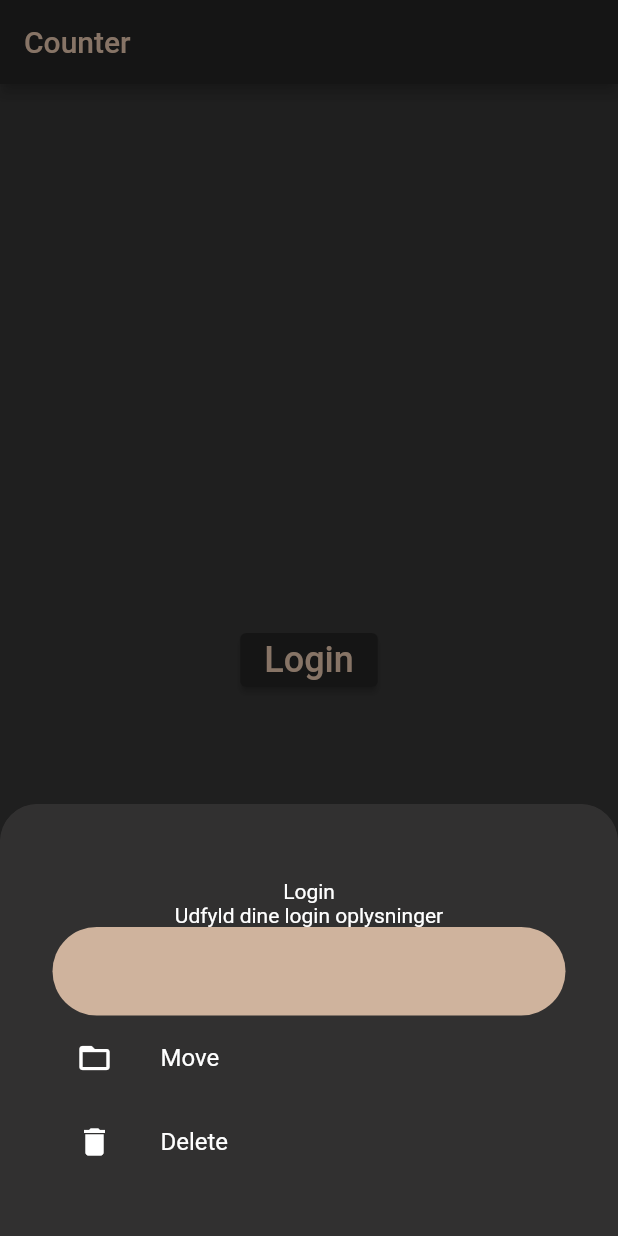
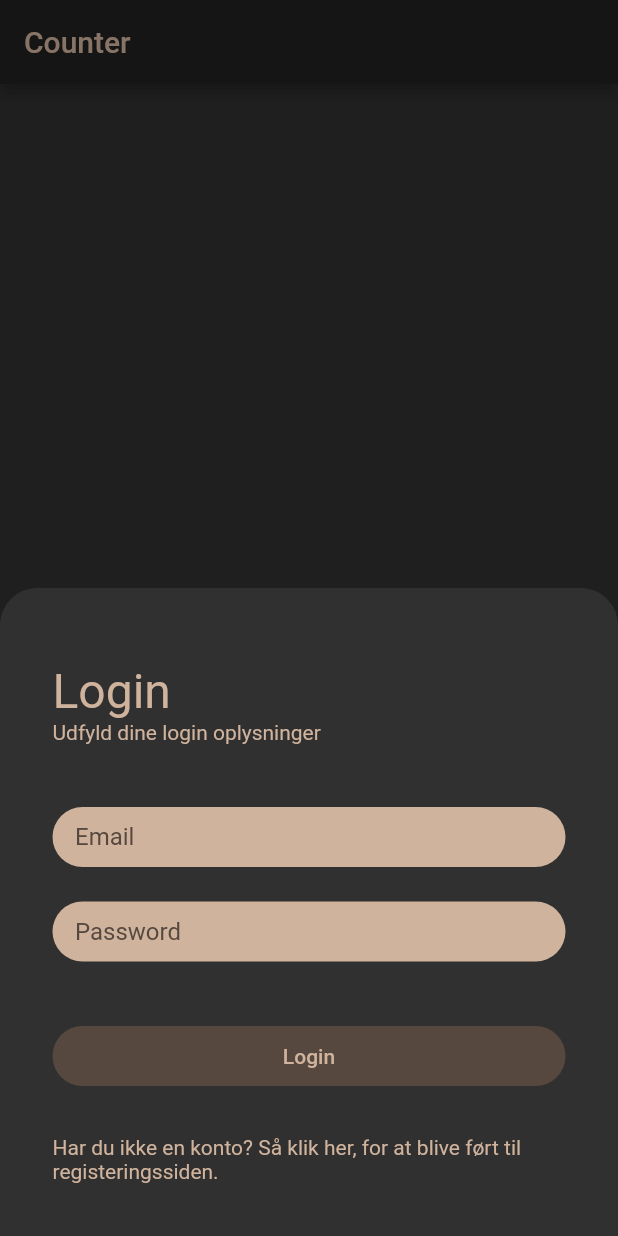
Before and after one commit to HF5-PROJECT/app, a Flutter app: the screen it shows after launch, after a tap on "Login", on a phone screen of 412 x 824 dp. Run offline on Flutter 3.47's test engine with Material 2 defaults, Android fonts, the phone set to English and light mode, and no system bars; our stand-ins replace bloc, flutter_bloc, modal_bottom_sheet; generated files the repository leaves out were written again.

Commit message:
#4 - Looks like design

```diff
--- a/lib/login/view/login_page.dart
+++ b/lib/login/view/login_page.dart
@@ -77,35 +77,78 @@ class LoginView extends StatelessWidget {
             child: Container(
               padding: const EdgeInsets.fromLTRB(35, 50, 35, 35),
               child: Column(
+                crossAxisAlignment: CrossAxisAlignment.stretch,
                 mainAxisSize: MainAxisSize.min,
                 children: <Widget>[
-                  const Text('Login'),
-                  const Text('Udfyld dine login oplysninger'),
+                  Text(
+                    'Login',
+                    style: TextStyle(
+                      fontSize: 32,
+                      color: Theme.of(context).colorScheme.onPrimary,
+                    ),
+                  ),
+                  Text(
+                    'Udfyld dine login oplysninger',
+                    style: TextStyle(
+                      fontSize: 14,
+                      color: Theme.of(context).colorScheme.onPrimary,
+                    ),
+                  ),
                   Container(
-                    child: TextField(
-                      cursorColor: Theme.of(context).colorScheme.onPrimary,
-                      style: TextStyle(
-                        color: Theme.of(context).colorScheme.secondary,
+                    height: 40,
+                    margin: const EdgeInsets.only(top: 42),
+                    child: inputField(context: context, hintText: 'Email'),
+                  ),
+                  Container(
+                    height: 40,
+                    margin: const EdgeInsets.only(top: 23),
+                    child: inputField(
+                      context: context,
+                      hintText: 'Password',
+                      obscureText: true,
+                    ),
+                  ),
+                  Container(
+                    height: 40,
+                    margin: const EdgeInsets.only(top: 43, bottom: 33),
+                    child: TextButton(
+                      onPressed: () {},
+                      style: ButtonStyle(
+                        shape:
+                            MaterialStateProperty.all<RoundedRectangleBorder>(
+                          RoundedRectangleBorder(
+                            borderRadius: BorderRadius.circular(30),
+                          ),
+                        ),
+                        backgroundColor:
+                            MaterialStateProperty.resolveWith<Color?>(
+                          (Set<MaterialState> states) {
+                            if (states.contains(MaterialState.pressed)) {
+                              return Theme.of(context)
+                                  .colorScheme
+                                  .secondary
+                                  .withOpacity(0.5);
+                            }
+                            return Theme.of(context).colorScheme.secondary;
+                          },
+                        ),
                       ),
-                      decoration: InputDecoration(
-                        filled: true,
-                        fillColor: Theme.of(context).colorScheme.onPrimary,
-                        border: OutlineInputBorder(
-                            borderSide: BorderSide.none,
-                            borderRadius: BorderRadius.circular(50)),
+                      child: Text(
+                        'Login',
+                        style: TextStyle(
+                          fontSize: 14,
+                          color: Theme.of(context).colorScheme.onPrimary,
+                        ),
                       ),
                     ),
                   ),
-                  ListTile(
-                    title: Text('Move'),
-                    leading: Icon(Icons.folder_open),
-                    onTap: () => Navigator.of(context).pop(),
+                  Text(
+                    'Har du ikke en konto? Så klik her, for at blive ført til registeringssiden.',
+                    style: TextStyle(
+                      fontSize: 14,
+                      color: Theme.of(context).colorScheme.onPrimary,
+                    ),
                   ),
-                  ListTile(
-                    title: Text('Delete'),
-                    leading: Icon(Icons.delete),
-                    onTap: () => Navigator.of(context).pop(),
-                  )
                 ],
               ),
             ),
@@ -114,4 +157,34 @@ class LoginView extends StatelessWidget {
       ),
     );
   }
+
+  TextField inputField({
+    required BuildContext context,
+    String? hintText,
+    bool obscureText = false,
+  }) {
+    return TextField(
+      obscureText: obscureText,
+      cursorColor: Theme.of(context).colorScheme.primary,
+      style: TextStyle(
+        fontSize: 16,
+        color: Theme.of(context).colorScheme.secondary,
+      ),
+      decoration: InputDecoration(
+        contentPadding: const EdgeInsets.only(
+          left: 15,
+          right: 15,
+        ),
+        hintStyle: TextStyle(
+          color: Theme.of(context).colorScheme.secondary,
+        ),
+        hintText: hintText,
+        filled: true,
+        fillColor: Theme.of(context).colorScheme.onPrimary,
+        border: OutlineInputBorder(
+            borderSide: BorderSide.none,
+            borderRadius: BorderRadius.circular(30)),
+      ),
+    );
+  }
 }
```
Also changed, not shown: 1 other file.
